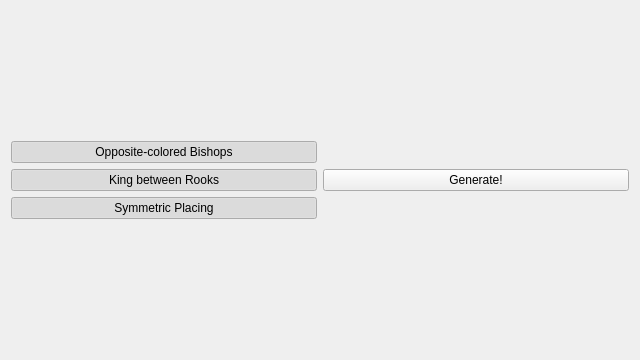
amatveiakin/random-chess-helper, file mainwindow.ui: the form before one commit.
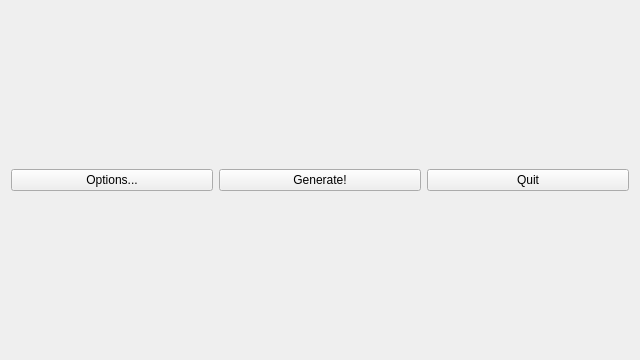
The form after the commit.

Commit message: Settings are moved to a separate form.

Diff of the .ui file:
```diff
--- a/mainwindow.ui
+++ b/mainwindow.ui
@@ -21,47 +21,11 @@
     <item>
      <layout class="QHBoxLayout" name="buttonsLayout">
       <item>
-       <layout class="QVBoxLayout" name="verticalLayout_2">
-        <item>
-         <widget class="QPushButton" name="forceOppositeColoredBishopsPushButton">
-          <property name="text">
-           <string>Opposite-colored Bishops</string>
-          </property>
-          <property name="checkable">
-           <bool>true</bool>
-          </property>
-          <property name="checked">
-           <bool>true</bool>
-          </property>
-         </widget>
-        </item>
-        <item>
-         <widget class="QPushButton" name="forceKingBetweenRooksPushButton">
-          <property name="text">
-           <string>King between Rooks</string>
-          </property>
-          <property name="checkable">
-           <bool>true</bool>
-          </property>
-          <property name="checked">
-           <bool>true</bool>
-          </property>
-         </widget>
-        </item>
-        <item>
-         <widget class="QPushButton" name="forceSymmetricPlacingPushButton">
-          <property name="text">
-           <string>Symmetric Placing</string>
-          </property>
-          <property name="checkable">
-           <bool>true</bool>
-          </property>
-          <property name="checked">
-           <bool>true</bool>
-          </property>
-         </widget>
-        </item>
-       </layout>
+       <widget class="QPushButton" name="optionsPushButton">
+        <property name="text">
+         <string>Options...</string>
+        </property>
+       </widget>
       </item>
       <item>
        <widget class="QPushButton" name="generatePushButton">
@@ -70,12 +34,17 @@
         </property>
        </widget>
       </item>
+      <item>
+       <widget class="QPushButton" name="quitPushButton">
+        <property name="text">
+         <string>Quit</string>
+        </property>
+       </widget>
+      </item>
      </layout>
     </item>
     <item>
-     <widget class="QWidget" name="whitePiecesWidget" native="true">
-      <zorder>blackPiecesWidget</zorder>
-     </widget>
+     <widget class="QWidget" name="whitePiecesWidget" native="true"/>
     </item>
    </layout>
   </widget>
```
The commit also changes 6 other files.
